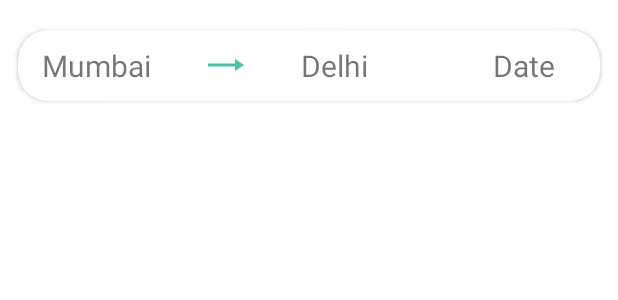
After one commit to Shrimad-Bhagwat/VIT-RideShare, an Android app: the layout recycler_item.xml on its own in the app's theme, with its tools: preview values and no code run, on a phone screen of 412 x 824 dp. The commit adds this screen. Shown: the top 300 px of the screen. Run offline under Robolectric (Android 15) with nearby library versions, the phone set to English and light mode, and no system bars.

Commit message:
recycler

```diff
--- a/app/src/main/java/com/shrimadbhagwat/vitrideshare/LoginActivity.java
+++ b/app/src/main/java/com/shrimadbhagwat/vitrideshare/LoginActivity.java
@@ -47,7 +47,7 @@
                             @Override
                             public void onSuccess(AuthResult authResult) {
                                 Toast.makeText(LoginActivity.this,"Login Successful",Toast.LENGTH_SHORT).show();
-                                startActivity(new Intent(LoginActivity.this,MainActivity.class));
+                                startActivity(new Intent(LoginActivity.this,HomeActivity.class));
                                 finish();
                             }
                         }).addOnFailureListener(new OnFailureListener() {
--- /dev/null
+++ b/app/src/main/res/drawable/baseline_arrow_right_alt_24.xml
@@ -0,0 +1,5 @@
+<vector android:autoMirrored="true" android:height="24dp"
+    android:tint="#51bfa6" android:viewportHeight="24"
+    android:viewportWidth="24" android:width="36dp" xmlns:android="http://schemas.android.com/apk/res/android">
+    <path android:fillColor="@android:color/white" android:pathData="M16.01,11H4v2h12.01v3L20,12l-3.99,-4z"/>
+</vector>
--- /dev/null
+++ b/app/src/main/res/layout/recycler_item.xml
@@ -0,0 +1,68 @@
+<?xml version="1.0" encoding="utf-8"?>
+<androidx.cardview.widget.CardView
+    xmlns:android="http://schemas.android.com/apk/res/android"
+    android:layout_width="match_parent"
+    android:layout_height="wrap_content"
+    xmlns:app="http://schemas.android.com/apk/res-auto"
+    android:id="@+id/recCard"
+    android:layout_marginStart="12dp"
+    android:layout_marginEnd="12dp"
+    android:layout_marginHorizontal="10dp"
+
+    android:layout_marginTop="20dp"
+    app:cardCornerRadius="20dp"
+    android:elevation="8dp">
+
+    <RelativeLayout
+        android:layout_width="match_parent"
+        android:layout_height="wrap_content"
+        >
+
+        <TextView
+            android:layout_width="wrap_content"
+            android:layout_height="wrap_content"
+            android:id="@+id/from_tv"
+            android:text="Mumbai"
+            android:textSize="20sp"
+            android:paddingVertical="10dp"
+            android:paddingHorizontal="6dp"
+            android:layout_marginStart="10dp"/>
+
+        <TextView
+            android:layout_width="wrap_content"
+            android:layout_height="wrap_content"
+            android:id="@+id/arrow"
+            android:drawableStart="@drawable/baseline_arrow_right_alt_24"
+            android:textSize="20sp"
+            android:paddingVertical="10dp"
+            android:paddingHorizontal="6dp"
+            android:layout_toRightOf="@id/from_tv"
+            android:layout_marginStart="20dp"/>
+
+        <TextView
+            android:layout_width="wrap_content"
+            android:layout_height="wrap_content"
+            android:id="@+id/to_tv"
+            android:text="Delhi"
+            android:textSize="20sp"
+            android:paddingVertical="10dp"
+            android:paddingHorizontal="6dp"
+            android:layout_toRightOf="@id/arrow"
+            android:layout_marginStart="20dp"/>
+
+
+        <TextView
+            android:id="@+id/date_tv"
+            android:layout_width="wrap_content"
+            android:layout_height="wrap_content"
+            android:layout_alignParentRight="true"
+            android:layout_marginEnd="20dp"
+            android:layout_toRightOf="@id/to_tv"
+            android:gravity="end"
+            android:padding="10dp"
+            android:text="Date"
+            android:textSize="20sp" />
+    </RelativeLayout>
+
+
+</androidx.cardview.widget.CardView>
```
Also changed, not shown: app/src/main/java/com/shrimadbhagwat/vitrideshare/HomeActivity.java (+17 -1 lines), app/src/main/res/layout/activity_home.xml (+30 -12 lines).
